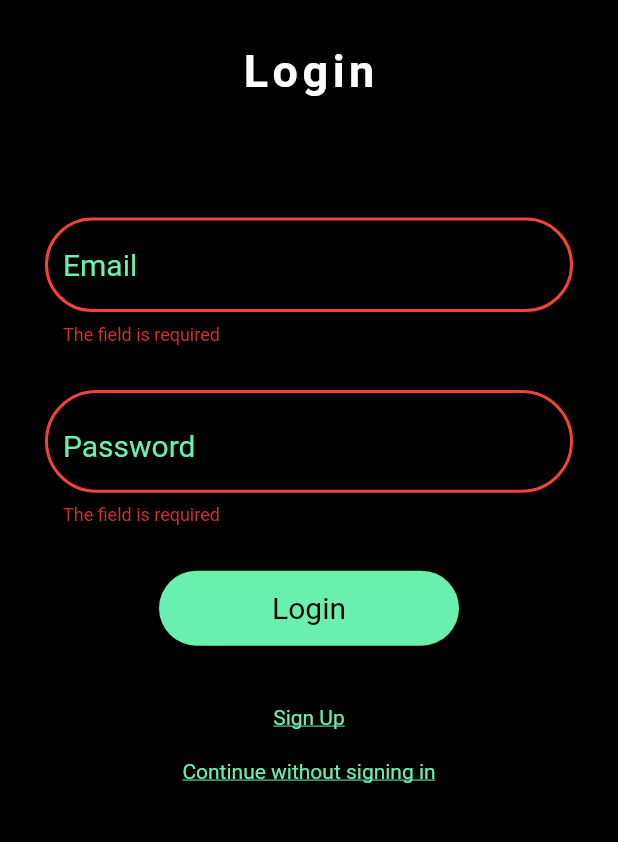
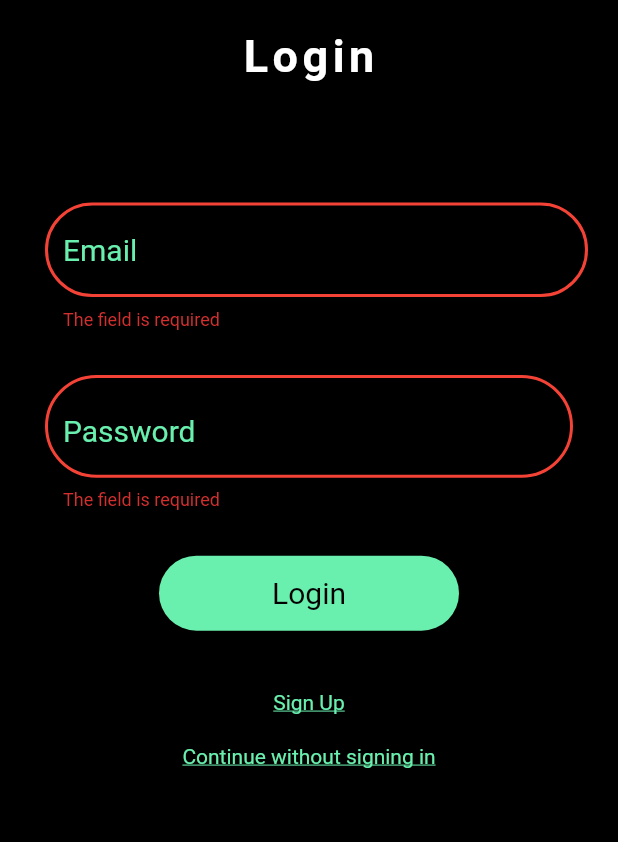
Before and after one commit to Will-A999/VGL-front-end, a Flutter app: the screen it shows after launch, after a tap on "Login", on a phone screen of 412 x 824 dp, the part 150-992 px from its top. Run offline on Flutter 3.47's test engine with Material 2 defaults, Android fonts, the phone set to English and light mode, and no system bars; our stand-ins replace flutter_snake_navigationbar, form_validator, shared_preferences.

```diff
--- a/the_video_game_library/lib/components/login.dart
+++ b/the_video_game_library/lib/components/login.dart
@@ -61,11 +61,13 @@ class _LoginState extends State<Login> {
   }
 
   void submit() async{
+    _formKey.currentState.save();
+
     if(_formKey.currentState.validate()){
-      _formKey.currentState.save();
+      var route = _state=='login'? 'login':'sign-up';
 
       var response = await http.post(
-        "https://the-video-game-library.herokuapp.com/auth/login",
+        "https://the-video-game-library.herokuapp.com/auth/${route}",
         headers: <String, String>{
           'Content-Type': 'application/json; charset=UTF-8',
         },
@@ -91,8 +93,16 @@ class _LoginState extends State<Login> {
     }
   }
 
+  String confirmPasswords(value){
+      if (value != _loginData.password) {
+        return 'Passwords must match';
+      }
+      return null;
+  }
+
   @override
   Widget build(BuildContext context) {
+    var formPadding = (_state == 'login')? 80.0 : 40.0;
     return Scaffold(
       resizeToAvoidBottomInset: false,
       backgroundColor: colorConstants.secondary,
@@ -111,7 +121,7 @@ class _LoginState extends State<Login> {
                   )
                 ),
                 Padding(
-                  padding: EdgeInsets.fromLTRB(0, 30.0, 0, 0),
+                  padding: EdgeInsets.fromLTRB(0, 20.0, 0, 0),
                   child: Text(
                     (_state == 'login') ? 'Login' : 'Sign Up',
                     style: TextStyle(
@@ -127,7 +137,7 @@ class _LoginState extends State<Login> {
                   child: Column(
                     children: <Widget>[
                       Padding(
-                        padding: EdgeInsets.fromLTRB(30.0, 80.0, 30.0, 0),
+                        padding: EdgeInsets.fromLTRB(30.0, formPadding, 20.0, 0),
                         child: TextFormField(
                           cursorColor: colorConstants.primary,
                           decoration: InputDecoration(
@@ -202,12 +212,7 @@ class _LoginState extends State<Login> {
                                 focusedErrorBorder: errorBorder
                             ),
                             style: inputTextStyle,
-                            validator: (value) {
-                                if (value != _loginData.password) {
-                                  return 'Passwords must match';
-                                }
-                                return null;
-                            },
+                            validator: confirmPasswords
                           )
                       )
                       :
```
